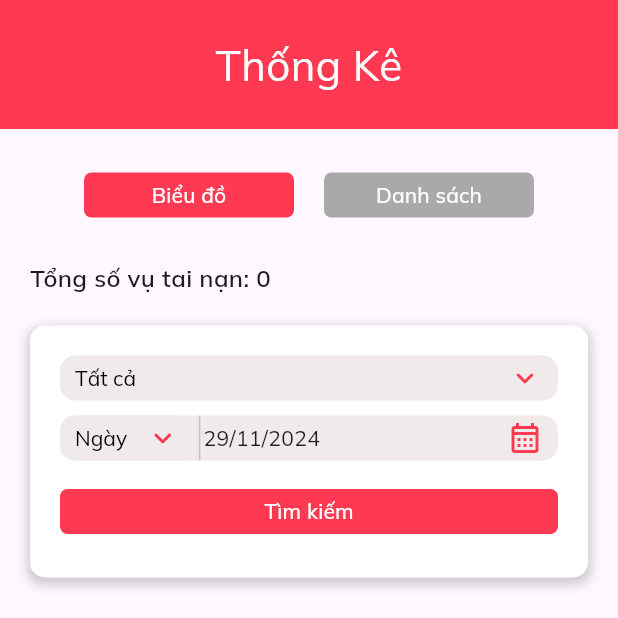
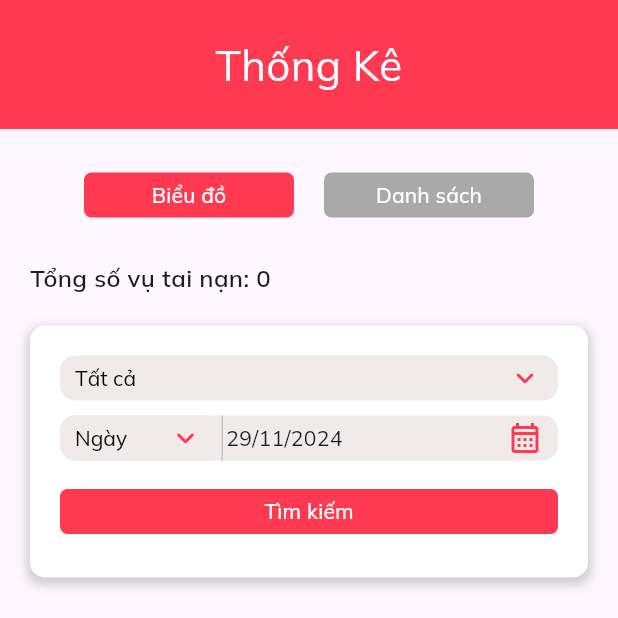
Before and after one commit to thuong22092k3/CTMap, a Flutter app: the screen it shows after launch, item 3 of the bottom bar chosen, on a phone screen of 412 x 824 dp, the top half of it. Run offline on Flutter 3.47's test engine with Material 3 defaults, Android fonts, the phone set to English and light mode, and no system bars; drawn by our look-alikes of fl_chart; our stand-ins replace flutter_map, flutter_riverpod, flutter_typeahead, geolocator, go_router, latlong2 and 3 more; missing offline and left inert: flutter_map_marker_cluster, webfeed; network calls fail; statements that could not run were skipped.

Commit message:
FIX - Zoom in fontSize of day Text

```diff
--- a/ctmap/lib/pages/screens/statistic.dart
+++ b/ctmap/lib/pages/screens/statistic.dart
@@ -168,9 +168,9 @@ class StatisticState extends ConsumerState<Statistic> {
     DateTimeRange dateRange = getDateRange(selectedOption, selectedDate);
 
     return accidentDataList.where((accident) {
-      bool isInDateRange =
-          accident.date.isAfter(dateRange.start.subtract(const Duration(days: 1))) &&
-              accident.date.isBefore(dateRange.end.add(const Duration(days: 1)));
+      bool isInDateRange = accident.date
+              .isAfter(dateRange.start.subtract(const Duration(days: 1))) &&
+          accident.date.isBefore(dateRange.end.add(const Duration(days: 1)));
       bool isInCity = selectedCity == 'Tất cả' || accident.city == selectedCity;
       return isInDateRange && isInCity;
     }).toList();
@@ -235,7 +235,8 @@ class StatisticState extends ConsumerState<Statistic> {
               maxHeight: 86,
               child: Container(
                 color: AppColors.red,
-                padding: const EdgeInsets.symmetric(vertical: 20, horizontal: 20),
+                padding:
+                    const EdgeInsets.symmetric(vertical: 20, horizontal: 20),
                 child: const Center(
                   child: Text(
                     'Thống Kê',
@@ -299,15 +300,13 @@ class StatisticState extends ConsumerState<Statistic> {
                   Text(
                     'Tổng số vụ tai nạn: ${showChart ? (isSearchButtonPressed ? getFilteredAccidents(accidentDataList).length : accidentDataList.length) : accidentDataList.length}',
                     style: const TextStyle(
-                      fontSize: 16,
-                      fontWeight: FontWeight.w600
-                    ),
+                        fontSize: 16, fontWeight: FontWeight.w600),
                   ),
                   const SizedBox(height: 20),
                   if (showChart)
                     Container(
-                      padding:
-                          const EdgeInsets.symmetric(vertical: 20, horizontal: 20),
+                      padding: const EdgeInsets.symmetric(
+                          vertical: 20, horizontal: 20),
                       decoration: BoxDecoration(
                         color: Colors.white,
                         borderRadius: BorderRadius.circular(10),
@@ -346,7 +345,7 @@ class StatisticState extends ConsumerState<Statistic> {
                                   child: Row(
                                     children: [
                                       Expanded(
-                                        flex: 2,
+                                        flex: 3,
                                         child: SizedBox(
                                           child: CustomDropdown(
                                             items: options,
@@ -370,7 +369,7 @@ class StatisticState extends ConsumerState<Statistic> {
                                         ),
                                       ),
                                       Expanded(
-                                        flex: 5,
+                                        flex: 6,
                                         child: GestureDetector(
                                           onTap: () async {
                                             DateTime? pickedDate =
@@ -403,6 +402,12 @@ class StatisticState extends ConsumerState<Statistic> {
                                                                     'Quý'
                                                                 ? "Quý ${((selectedDate.month - 1) ~/ 3) + 1}/${selectedDate.year}"
                                                                 : "${selectedDate.year}",
+                                                style: TextStyle(
+                                                  fontSize:
+                                                      selectedOption == 'Tuần'
+                                                          ? 12
+                                                          : null,
+                                                ),
                                               ),
                                               const Icon(
                                                 AppIcons.calendar,
```
